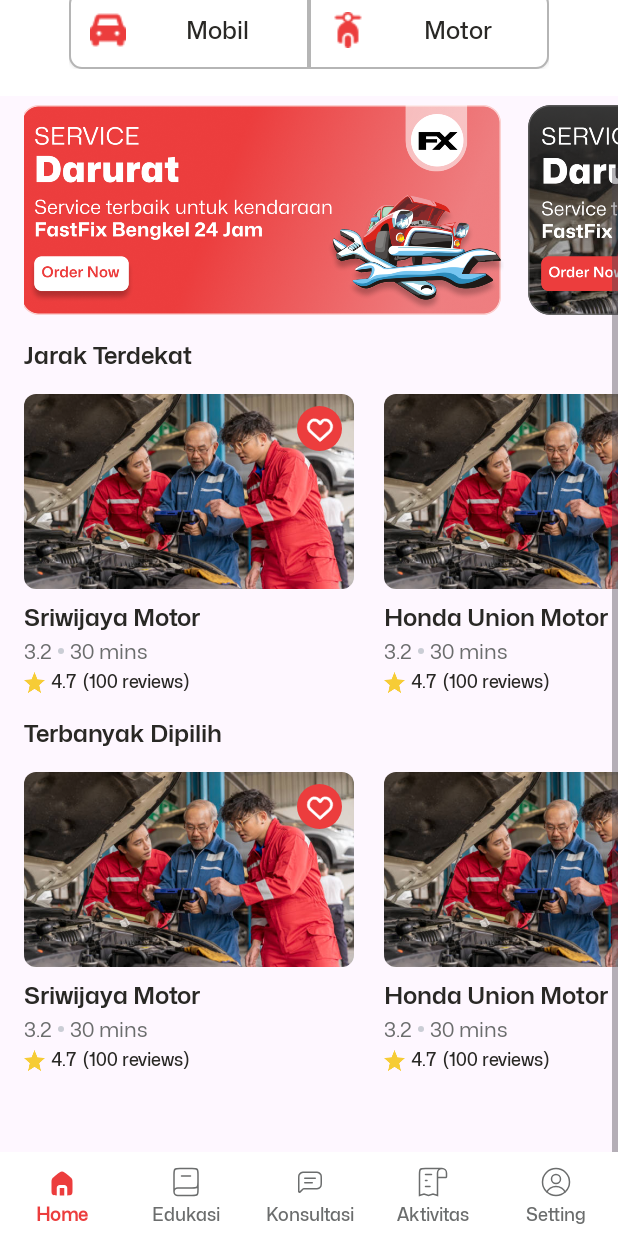
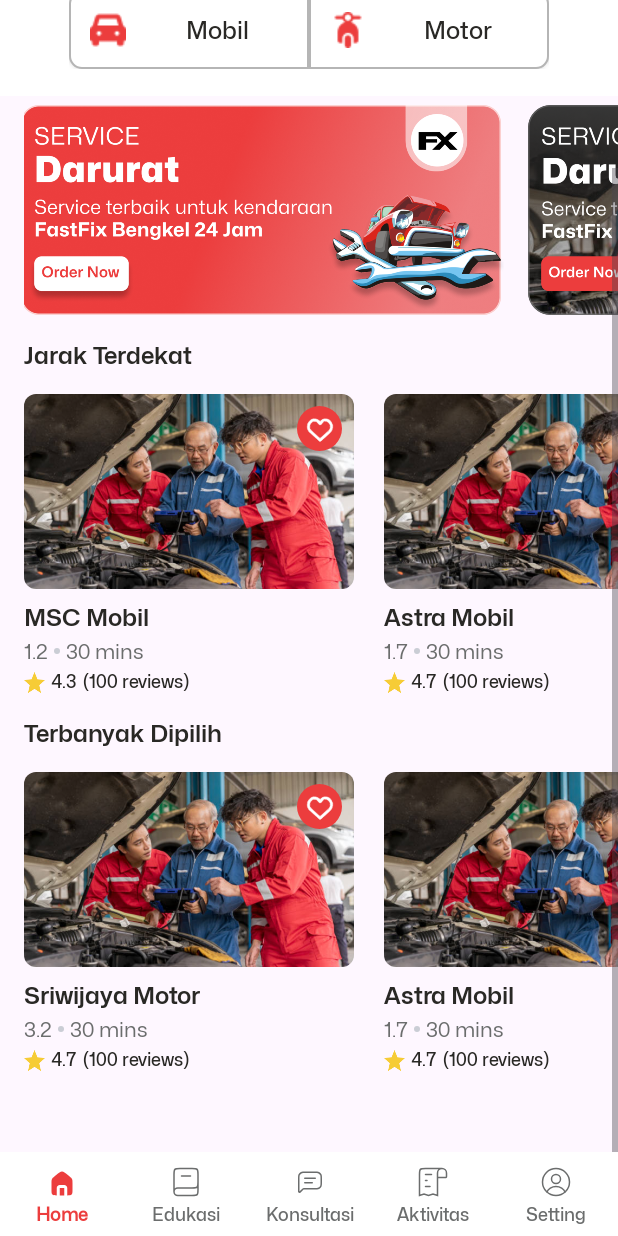
Before and after one commit to Orion-FastFixx/Speedify, an Android app: the screen it shows after launch (MainActivity), scrolled down 134 dp, on a phone screen of 412 x 824 dp. Run offline under Robolectric (Android 15) with nearby library versions, the phone set to English and light mode, and no system bars; our stand-ins replace Dagger/Hilt's generated code, navigation-ui.

Commit message:
feat: add use case to get nearest and top bengkel mobil also get all bengkel motor

```diff
--- a/app/src/main/java/com/example/speedify/di/SpeedifyModule.kt
+++ b/app/src/main/java/com/example/speedify/di/SpeedifyModule.kt
@@ -6,7 +6,10 @@ import com.example.speedify.feature_consultation.domain.use_case.MontirUseCase
 import com.example.speedify.feature_bengkel.data.repository.BengkelRepositoryImpl
 import com.example.speedify.feature_bengkel.domain.interface_repository.BengkelRepository
 import com.example.speedify.feature_bengkel.domain.use_case.GetAllBengkelMobil
+import com.example.speedify.feature_bengkel.domain.use_case.GetAllBengkelMotor
 import com.example.speedify.feature_bengkel.domain.use_case.GetAllPromotion
+import com.example.speedify.feature_bengkel.domain.use_case.GetNearestBengkelMobil
+import com.example.speedify.feature_bengkel.domain.use_case.GetTheBestBengkelMobil
 import com.example.speedify.feature_bengkel.domain.use_case.UseCasesBengkel
 import dagger.Module
 import dagger.Provides
@@ -41,7 +44,10 @@ object SpeedifyModule {
     fun provideBengkelUseCases(repository: BengkelRepository): UseCasesBengkel {
         return UseCasesBengkel(
             getAllPromotion = GetAllPromotion(repository),
-            getAllBengkelMobil = GetAllBengkelMobil(repository)
+            getAllBengkelMobil = GetAllBengkelMobil(repository),
+            getNearestBengkelMobil = GetNearestBengkelMobil(repository),
+            getTheBestBengkelMobil = GetTheBestBengkelMobil(repository),
+            getAllBengkelMotor = GetAllBengkelMotor(repository)
         )
     }
 }
--- a/app/src/main/java/com/example/speedify/feature_bengkel/data/repository/BengkelRepositoryImpl.kt
+++ b/app/src/main/java/com/example/speedify/feature_bengkel/data/repository/BengkelRepositoryImpl.kt
@@ -23,7 +23,43 @@ class BengkelRepositoryImpl private constructor() : BengkelRepository {
         liveData {
             try {
                 val response = BengkelDataSource.getAllBengkelMobil()
-                emit(ResultState.Success(response))
+                val filteredResponse = response.filter { it.spesialisasi_bengkel == "Mobil" }
+                emit(ResultState.Success(filteredResponse))
+            } catch (e: Exception) {
+                emit(ResultState.Error(e.message.toString()))
+            }
+        }
+
+    override suspend fun getNearestBengkelMobil(): LiveData<ResultState<List<BengkelEntity>>> =
+        liveData {
+            try {
+                val response = BengkelDataSource.getAllBengkelMobil()
+                val filteredResponse =
+                    response.filter { it.spesialisasi_bengkel == "Mobil" && it.lokasi.toDouble() < 3.0 }
+                emit(ResultState.Success(filteredResponse))
+            } catch (e: Exception) {
+                emit(ResultState.Error(e.message.toString()))
+
+            }
+        }
+
+    override suspend fun getTheBestBengkelMobil(): LiveData<ResultState<List<BengkelEntity>>> =
+        liveData {
+            try {
+                val response = BengkelDataSource.getAllBengkelMobil()
+                val filteredResponse = response.filter { it.spesialisasi_bengkel == "Mobil" && it.rating.toDouble() >= 4.5 }
+                emit(ResultState.Success(filteredResponse))
+            } catch (e: Exception) {
+                emit(ResultState.Error(e.message.toString()))
+            }
+        }
+
+    override suspend fun getAllBengkelMotor(): LiveData<ResultState<List<BengkelEntity>>> =
+        liveData {
+            try {
+                val response = BengkelDataSource.getAllBengkelMobil()
+                val filteredResponse = response.filter { it.spesialisasi_bengkel == "Motor" }
+                emit(ResultState.Success(filteredResponse))
             } catch (e: Exception) {
                 emit(ResultState.Error(e.message.toString()))
             }
--- a/app/src/main/java/com/example/speedify/feature_bengkel/domain/entity/BengkelEntity.kt
+++ b/app/src/main/java/com/example/speedify/feature_bengkel/domain/entity/BengkelEntity.kt
@@ -12,7 +12,7 @@ data class BengkelEntity(
     val deskripsi: String,
     @DrawableRes val foto: Int,
     val jenis_bengkel: String,
-    val tipe_bengkel: String,
+    val spesialisasi_bengkel: String,
     val waktu: String,
     val is_open: Boolean,
     val rating: Number,
@@ -40,29 +40,29 @@ val dummyBengkel = listOf(
         "Honda Union Motor",
         "08123456789",
         "Jl. Sriwijaya No. 1",
-        "3.2",
+        "2.7",
+        "Bengkel motor terbaik di kota Palembang",
+        R.drawable.example_img,
+        "Resmi",
+        "Motor",
+        "30 mins",
+        true,
+        4.5,
+        100
+    ),
+    BengkelEntity(
+        "3",
+        "MSC Mobil",
+        "08123456789",
+        "Jl. Sriwijaya No. 1",
+        "1.2",
         "Bengkel motor terbaik di kota Palembang",
         R.drawable.example_img,
         "Resmi",
         "Mobil",
         "30 mins",
         true,
-        4.7,
-        100
-    ),
-    BengkelEntity(
-        "3",
-        "MSC Motor",
-        "08123456789",
-        "Jl. Sriwijaya No. 1",
-        "3.2",
-        "Bengkel motor terbaik di kota Palembang",
-        R.drawable.example_img,
-        "Resmi",
-        "Mobil",
-        "30 mins",
-        true,
-        4.7,
+        4.3,
         100
     ),
     BengkelEntity(
@@ -74,7 +74,7 @@ val dummyBengkel = listOf(
         "Bengkel motor terbaik di kota Palembang",
         R.drawable.example_img,
         "Resmi",
-        "Mobil",
+        "Motor",
         "30 mins",
         true,
         4.7,
@@ -82,10 +82,10 @@ val dummyBengkel = listOf(
     ),
     BengkelEntity(
         "5",
-        "Astra Motor",
+        "Astra Mobil",
         "08123456789",
         "Jl. Sriwijaya No. 1",
-        "3.2",
+        "1.7",
         "Bengkel motor terbaik di kota Palembang",
         R.drawable.example_img,
         "Resmi",
@@ -104,10 +104,70 @@ val dummyBengkel = listOf(
         "Bengkel motor terbaik di kota Palembang",
         R.drawable.example_img,
         "Resmi",
+        "Motor",
+        "30 mins",
+        true,
+        4.7,
+        100
+    ),
+    BengkelEntity(
+        "7",
+        "Bengkel Abadi Jaya",
+        "08123456789",
+        "Jl. Sriwijaya No. 1",
+        "2.5",
+        "Bengkel motor terbaik di kota Palembang",
+        R.drawable.example_img,
+        "Resmi",
+        "Mobil",
+        "30 mins",
+        true,
+        4.6,
+        100
+    ),
+    BengkelEntity(
+        "8",
+        "Kawasaki Motor",
+        "08123456789",
+        "Jl. Sriwijaya No. 1",
+        "3.2",
+        "Bengkel motor terbaik di kota Palembang",
+        R.drawable.example_img,
+        "Resmi",
+        "Motor",
+        "30 mins",
+        true,
+        4.7,
+        100
+    ),
+    BengkelEntity(
+        "9",
+        "Berkah Jaya",
+        "08123456789",
+        "Jl. Sriwijaya No. 1",
+        "3.2",
+        "Bengkel motor terbaik di kota Palembang",
+        R.drawable.example_img,
+        "Resmi",
         "Mobil",
         "30 mins",
         true,
         4.7,
         100
     ),
+    BengkelEntity(
+        "10",
+        "Andalan Motor",
+        "08123456789",
+        "Jl. Sriwijaya No. 1",
+        "3.2",
+        "Bengkel motor terbaik di kota Palembang",
+        R.drawable.example_img,
+        "Resmi",
+        "Motor",
+        "30 mins",
+        true,
+        4.7,
+        100
+    ),
 )
--- a/app/src/main/java/com/example/speedify/feature_bengkel/domain/interface_repository/BengkelRepository.kt
+++ b/app/src/main/java/com/example/speedify/feature_bengkel/domain/interface_repository/BengkelRepository.kt
@@ -9,4 +9,7 @@ interface BengkelRepository {
 
     suspend fun getALlPromotion(): LiveData<ResultState<List<PromotionEntity>>>
     suspend fun getAllBengkelMobil(): LiveData<ResultState<List<BengkelEntity>>>
+    suspend fun getNearestBengkelMobil(): LiveData<ResultState<List<BengkelEntity>>>
+    suspend fun getTheBestBengkelMobil(): LiveData<ResultState<List<BengkelEntity>>>
+    suspend fun getAllBengkelMotor(): LiveData<ResultState<List<BengkelEntity>>>
 }
--- /dev/null
+++ b/app/src/main/java/com/example/speedify/feature_bengkel/domain/use_case/GetAllBengkelMotor.kt
@@ -0,0 +1,12 @@
+package com.example.speedify.feature_bengkel.domain.use_case
+
+import androidx.lifecycle.LiveData
+import com.example.speedify.feature_bengkel.domain.entity.BengkelEntity
+import com.example.speedify.feature_bengkel.domain.interface_repository.BengkelRepository
+import com.example.speedify.utils.ResultState
+
+class GetAllBengkelMotor(private val repository: BengkelRepository) {
+    suspend operator fun invoke(): LiveData<ResultState<List<BengkelEntity>>> {
+        return repository.getAllBengkelMotor()
+    }
+}
--- /dev/null
+++ b/app/src/main/java/com/example/speedify/feature_bengkel/domain/use_case/GetNearestBengkelMobil.kt
@@ -0,0 +1,12 @@
+package com.example.speedify.feature_bengkel.domain.use_case
+
+import androidx.lifecycle.LiveData
+import com.example.speedify.feature_bengkel.domain.entity.BengkelEntity
+import com.example.speedify.feature_bengkel.domain.interface_repository.BengkelRepository
+import com.example.speedify.utils.ResultState
+
+class GetNearestBengkelMobil(private val repository: BengkelRepository) {
+    suspend operator fun invoke(): LiveData<ResultState<List<BengkelEntity>>> {
+        return repository.getNearestBengkelMobil()
+    }
+}
--- /dev/null
+++ b/app/src/main/java/com/example/speedify/feature_bengkel/domain/use_case/GetTheBestBengkelMobil.kt
@@ -0,0 +1,12 @@
+package com.example.speedify.feature_bengkel.domain.use_case
+
+import androidx.lifecycle.LiveData
+import com.example.speedify.feature_bengkel.domain.entity.BengkelEntity
+import com.example.speedify.feature_bengkel.domain.interface_repository.BengkelRepository
+import com.example.speedify.utils.ResultState
+
+class GetTheBestBengkelMobil(private val repository: BengkelRepository) {
+    suspend operator fun invoke(): LiveData<ResultState<List<BengkelEntity>>>{
+        return repository.getTheBestBengkelMobil()
+    }
+}
--- a/app/src/main/java/com/example/speedify/feature_bengkel/domain/use_case/UseCasesBengkel.kt
+++ b/app/src/main/java/com/example/speedify/feature_bengkel/domain/use_case/UseCasesBengkel.kt
@@ -2,5 +2,8 @@ package com.example.speedify.feature_bengkel.domain.use_case
 
 data class UseCasesBengkel(
     val getAllPromotion: GetAllPromotion,
-    val getAllBengkelMobil: GetAllBengkelMobil
+    val getAllBengkelMobil: GetAllBengkelMobil,
+    val getNearestBengkelMobil: GetNearestBengkelMobil,
+    val getTheBestBengkelMobil: GetTheBestBengkelMobil,
+    val getAllBengkelMotor: GetAllBengkelMotor
 )
--- a/app/src/main/java/com/example/speedify/feature_bengkel/presentation/BengkelHomeFragment.kt
+++ b/app/src/main/java/com/example/speedify/feature_bengkel/presentation/BengkelHomeFragment.kt
@@ -51,10 +51,10 @@ class BengkelHomeFragment : Fragment() {
             state.promotion?.let {
                 promotionAdapter.setItems(it)
             }
-            state.bengkelMobil?.let {
+            state.nearestBengkelMobil?.let {
                 sectionOneAdapter.setItems(it)
             }
-            state.bengkelMobil?.let {
+            state.theBestBengkelMobil?.let {
                 sectionTwoAdapter.setItems(it)
             }
         }
--- a/app/src/main/java/com/example/speedify/feature_bengkel/presentation/BengkelHomeViewModel.kt
+++ b/app/src/main/java/com/example/speedify/feature_bengkel/presentation/BengkelHomeViewModel.kt
@@ -42,7 +42,8 @@ class BengkelHomeViewModel @Inject constructor(
                             promotion = it.data
                         )
 
-                        getAllBengkelMobil()
+                        getNearestBengkelMobil()
+
                     }
 
                     is ResultState.Error -> {
@@ -56,9 +57,9 @@ class BengkelHomeViewModel @Inject constructor(
         }
     }
 
-    fun getAllBengkelMobil() {
+    fun getNearestBengkelMobil() {
         viewModelScope.launch {
-            useCases.getAllBengkelMobil().asFlow().collect() {
+            useCases.getNearestBengkelMobil().asFlow().collect() {
                 when (it) {
                     is ResultState.Loading -> {
                         _bengkelState.value = _bengkelState.value.copy(
@@ -71,7 +72,39 @@ class BengkelHomeViewModel @Inject constructor(
                         _bengkelState.value = _bengkelState.value.copy(
                             isLoading = false,
                             error = null,
-                            bengkelMobil = it.data
+                            nearestBengkelMobil = it.data
+                        )
+
+                        getTheBestBengkelMobil()
+                    }
+
+                    is ResultState.Error -> {
+                        _bengkelState.value = _bengkelState.value.copy(
+                            isLoading = false,
+                            error = it.error ?: "An error occurred"
+                        )
+                    }
+                }
+            }
+        }
+    }
+
+    fun getTheBestBengkelMobil() {
+        viewModelScope.launch {
+            useCases.getTheBestBengkelMobil().asFlow().collect() {
+                when (it) {
+                    is ResultState.Loading -> {
+                        _bengkelState.value = _bengkelState.value.copy(
+                            isLoading = true,
+                            error = null
+                        )
+                    }
+
+                    is ResultState.Success -> {
+                        _bengkelState.value = _bengkelState.value.copy(
+                            isLoading = false,
+                            error = null,
+                            theBestBengkelMobil = it.data
                         )
                     }
 
--- a/app/src/main/java/com/example/speedify/feature_bengkel/presentation/BengkelState.kt
+++ b/app/src/main/java/com/example/speedify/feature_bengkel/presentation/BengkelState.kt
@@ -7,5 +7,6 @@ data class BengkelState(
     val isLoading: Boolean = true,
     val error: String? = null,
     val promotion: List<PromotionEntity>? = null,
-    val bengkelMobil: List<BengkelEntity>? = null,
+    val nearestBengkelMobil: List<BengkelEntity>? = null,
+    val theBestBengkelMobil: List<BengkelEntity>? = null,
 )
```
